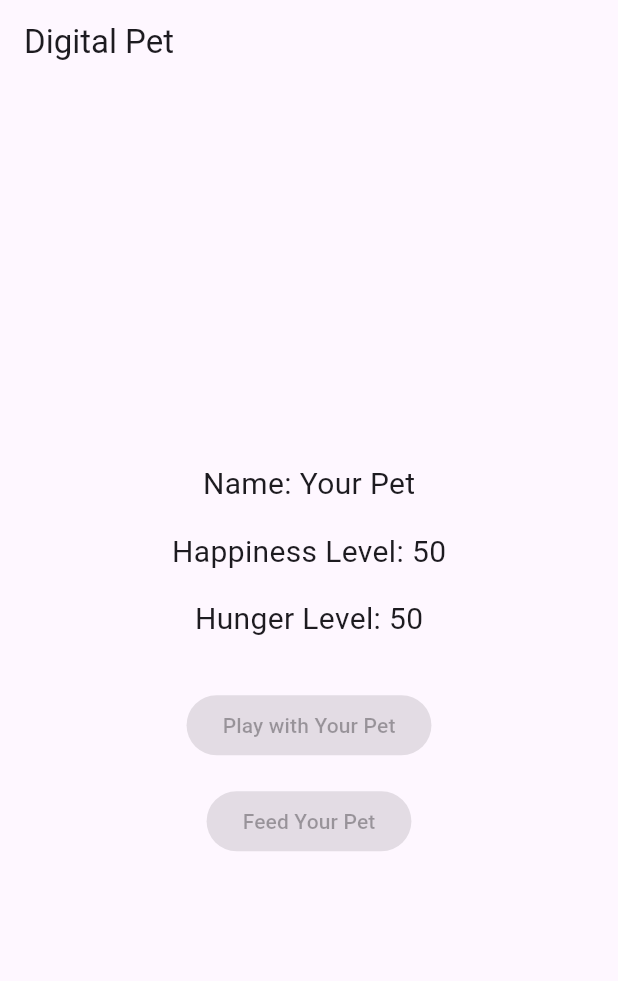
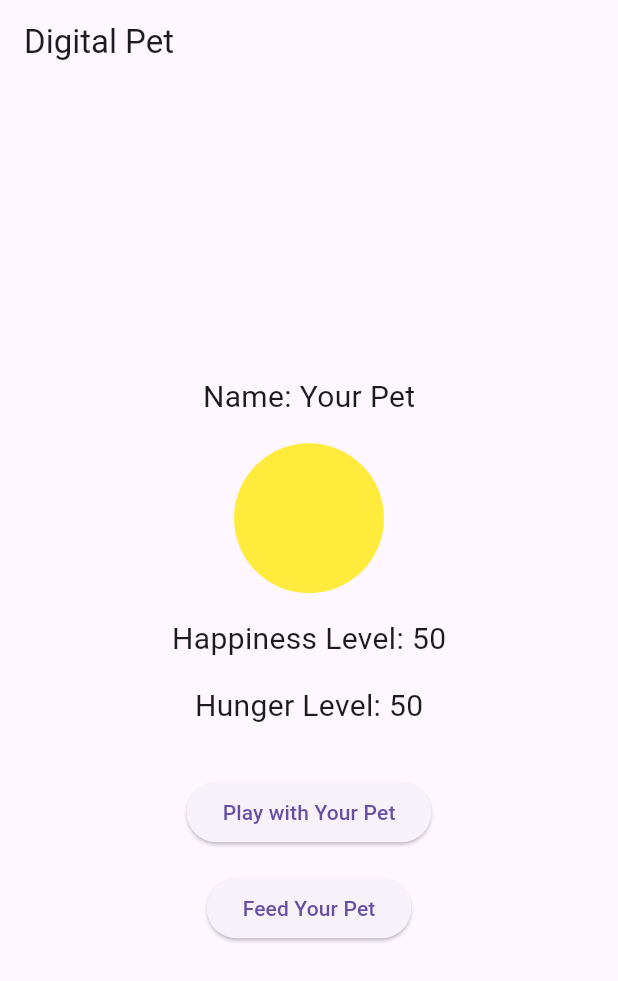
Before and after one commit to nikhilchowdary-yamani/act5, a Flutter app: the screen it shows after launch, on a phone screen of 412 x 824 dp. Shown: the top 981 px of the screen. Run offline on Flutter 3.47's test engine with Material 3 defaults, Android fonts, the phone set to English and light mode, and no system bars.

Commit message:
pet colour change

```diff
--- a/lib/main.dart
+++ b/lib/main.dart
@@ -1,82 +1,109 @@
 import 'package:flutter/material.dart';
+
 void main() {
-runApp(MaterialApp(
+  runApp(const MaterialApp(
     home: DigitalPetApp(),
   ));
 }
+
 class DigitalPetApp extends StatefulWidget {
+  const DigitalPetApp({super.key});
+
   @override
   _DigitalPetAppState createState() => _DigitalPetAppState();
 }
+
 class _DigitalPetAppState extends State<DigitalPetApp> {
   String petName = "Your Pet";
   int happinessLevel = 50;
   int hungerLevel = 50;
-// Function to increase happiness and update hunger when playing with
-the pet
+
+  // Determine pet color based on happiness level
+  Color get petColor {
+    if (happinessLevel > 70) {
+      return Colors.green; // Happy
+    } else if (happinessLevel >= 30) {
+      return Colors.yellow; // Neutral
+    } else {
+      return Colors.red; // Unhappy
+    }
+  }
+
+  // Function to increase happiness and update hunger when playing with the pet
   void _playWithPet() {
     setState(() {
       happinessLevel = (happinessLevel + 10).clamp(0, 100);
       _updateHunger();
     });
   }
-// Function to decrease hunger and update happiness when feeding the
-pet
+
+  // Function to decrease hunger and update happiness when feeding the pet
   void _feedPet() {
     setState(() {
       hungerLevel = (hungerLevel - 10).clamp(0, 100);
       _updateHappiness();
     });
   }
+
   // Update happiness based on hunger level
   void _updateHappiness() {
-if (hungerLevel < 30) {
-happinessLevel = (happinessLevel - 20).clamp(0, 100);
-} else {
-happinessLevel = (happinessLevel + 10).clamp(0, 100);
+    setState(() {
+      happinessLevel = (hungerLevel < 30)
+          ? (happinessLevel - 20).clamp(0, 100)
+          : (happinessLevel + 10).clamp(0, 100);
+    });
   }
-}
+
   // Increase hunger level slightly when playing with the pet
   void _updateHunger() {
+    setState(() {
       hungerLevel = (hungerLevel + 5).clamp(0, 100);
       if (hungerLevel > 100) {
         hungerLevel = 100;
         happinessLevel = (happinessLevel - 20).clamp(0, 100);
       }
+    });
   }
+
   @override
   Widget build(BuildContext context) {
     return Scaffold(
-appBar: AppBar(
-title: Text('Digital Pet'),
-),
+      appBar: AppBar(title: const Text('Digital Pet')),
       body: Center(
         child: Column(
           mainAxisAlignment: MainAxisAlignment.center,
           children: <Widget>[
-Text(
-'Name: $petName',
-style: TextStyle(fontSize: 20.0),
+            Text('Name: $petName', style: const TextStyle(fontSize: 20.0)),
+            const SizedBox(height: 16.0),
+
+            // Pet Representation as a Circle with Dynamic Color
+            AnimatedContainer(
+              duration: const Duration(milliseconds: 500),
+              width: 100,
+              height: 100,
+              decoration: BoxDecoration(
+                color: petColor,
+                shape: BoxShape.circle,
               ),
-SizedBox(height: 16.0),
-Text(
-'Happiness Level: $happinessLevel',
-style: TextStyle(fontSize: 20.0),
             ),
-SizedBox(height: 16.0),
-Text(
-'Hunger Level: $hungerLevel',
-style: TextStyle(fontSize: 20.0),
-),
-SizedBox(height: 32.0),
+
+            const SizedBox(height: 16.0),
+            Text('Happiness Level: $happinessLevel',
+                style: const TextStyle(fontSize: 20.0)),
+            const SizedBox(height: 16.0),
+            Text('Hunger Level: $hungerLevel',
+                style: const TextStyle(fontSize: 20.0)),
+            const SizedBox(height: 32.0),
+
+            // Play and Feed Buttons
             ElevatedButton(
               onPressed: _playWithPet,
-child: Text('Play with Your Pet'),
+              child: const Text('Play with Your Pet'),
             ),
-SizedBox(height: 16.0),
+            const SizedBox(height: 16.0),
             ElevatedButton(
               onPressed: _feedPet,
-child: Text('Feed Your Pet'),
+              child: const Text('Feed Your Pet'),
             ),
           ],
         ),
```
Lines whose indentation alone changed are shown as unchanged.
